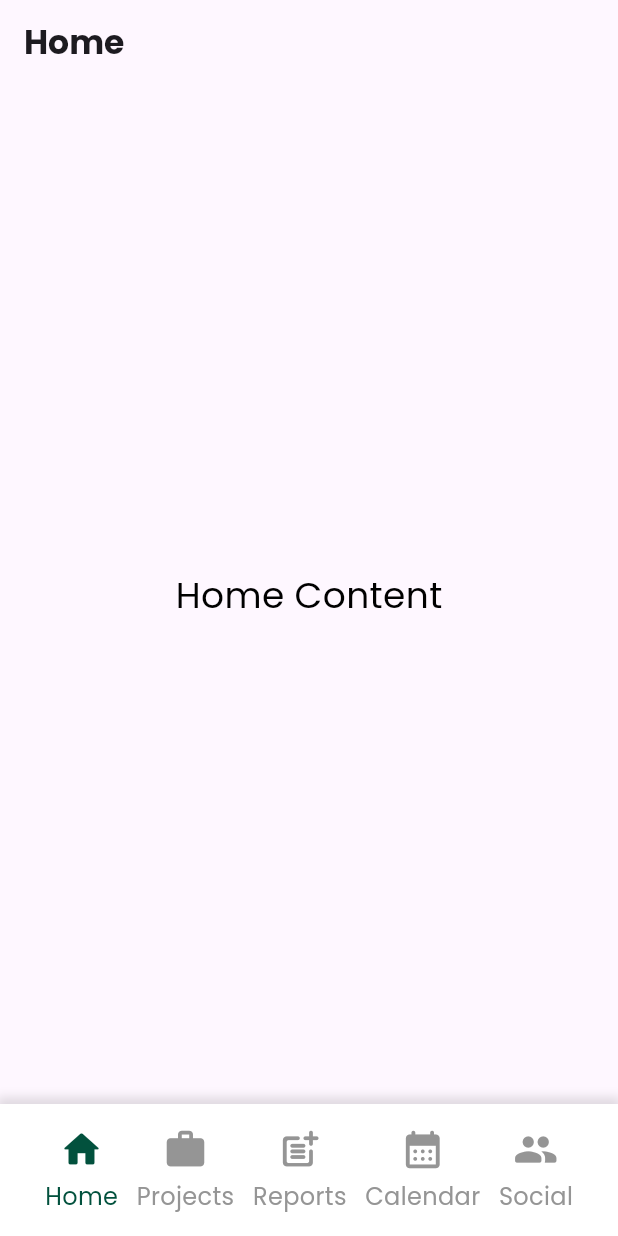
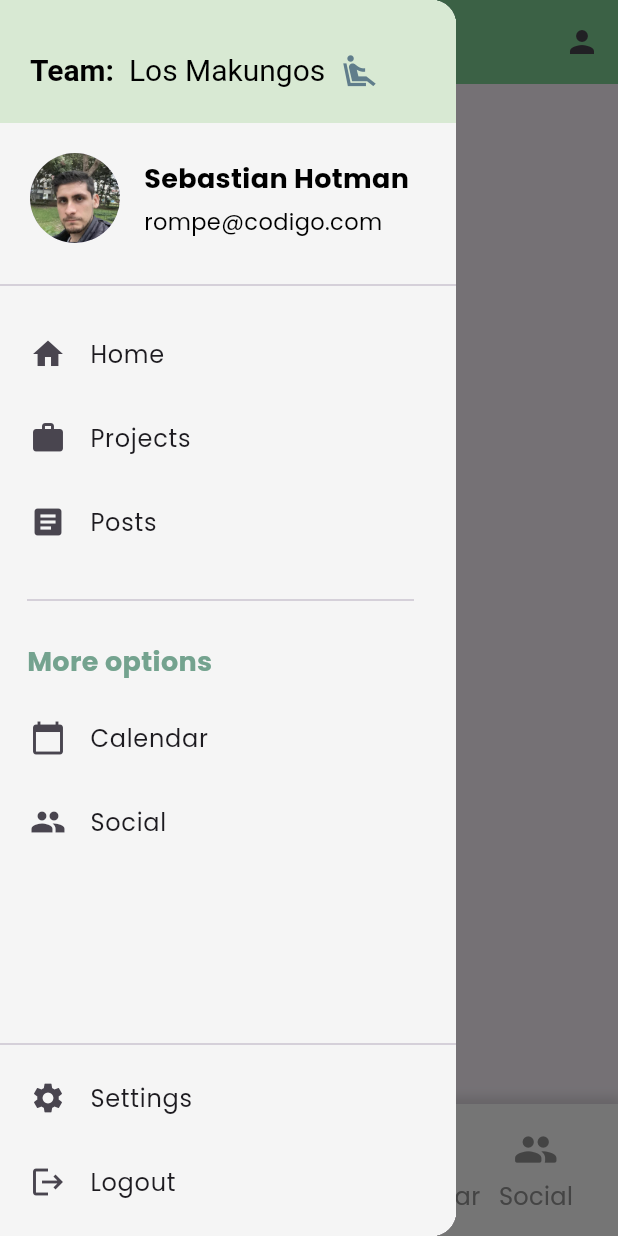
Before and after one commit to disenio-de-experimentos-4446/Aid-Manager-Mobile-App, a Flutter app: the MainWrapper screen opened directly, with the side drawer open (before the commit the screen has no drawer), on a phone screen of 412 x 824 dp. Run offline on Flutter 3.47's test engine with Material 3 defaults, Android fonts, the light colour scheme and no system bars; our stand-ins replace go_router, google_fonts.

Commit message:
feat: drawer and routes for profile feature drawer

```diff
--- a/lib/features/home/presentation/screens/home_screen.dart
+++ b/lib/features/home/presentation/screens/home_screen.dart
@@ -23,11 +23,8 @@ class HomeContent extends StatelessWidget {
 
   @override
   Widget build(BuildContext context) {
-    return Scaffold(
-      appBar: AppBar(
-        title: const Text('Home'),
-      ),
-      body: const Center(
+    return const Scaffold(
+      body: Center(
         child: Text(
           'Home Content',
           style: TextStyle(color: Colors.black, fontSize: 24.0),
--- /dev/null
+++ b/lib/features/profile/presentation/screens/profile_screen.dart
@@ -0,0 +1,37 @@
+import 'package:flutter/material.dart';
+
+class ProfileScreen extends StatelessWidget {
+  static const String name = "profile_screen";
+
+  const ProfileScreen({super.key});
+
+  @override
+  Widget build(BuildContext context) {
+    return Navigator(
+      onGenerateRoute: (settings) {
+        return MaterialPageRoute(
+          builder: (context) => const ProfileContent(),
+        );
+      },
+    );
+  }
+}
+
+class ProfileContent extends StatelessWidget {
+  const ProfileContent({super.key});
+
+  @override
+  Widget build(BuildContext context) {
+    return Scaffold(
+      appBar: AppBar(
+        title: const Text('Profile'),
+      ),
+      body: const Center(
+        child: Text(
+          'Profile Content',
+          style: TextStyle(color: Colors.black, fontSize: 24.0),
+        ),
+      ),
+    );
+  }
+}
--- a/lib/shared/main_wrapper.dart
+++ b/lib/shared/main_wrapper.dart
@@ -1,4 +1,5 @@
 import 'package:aidmanager_mobile/features/home/presentation/screens/home_screen.dart';
+import 'package:aidmanager_mobile/shared/widgets/side_menu.dart';
 import 'package:flutter/material.dart';
 import 'package:aidmanager_mobile/config/theme/app_theme.dart';
 import 'package:aidmanager_mobile/features/calendar/presentation/screens/calendar_screen.dart';
@@ -40,13 +41,42 @@ class _MainWrapperState extends State<MainWrapper> {
       case 4:
         context.go('/social');
         break;
+      case 5:
+        context.go('/profile');
+        break;
     }
   }
 
   @override
   Widget build(BuildContext context) {
+
+    final scaffoldKey = GlobalKey<ScaffoldState>();
+
     return Scaffold(
-      backgroundColor: Colors.white, // Color de fondo del Scaffold
+      key: scaffoldKey,
+      appBar: AppBar(
+        backgroundColor: Color.fromARGB(255, 129, 212, 150),
+        leading: Builder(
+          builder: (context) {
+            return IconButton(
+              icon: const Icon(Icons.menu),
+              onPressed: () {
+                Scaffold.of(context).openDrawer();
+              },
+            );
+          },
+        ),
+        title: const Text('AidManager'),
+        centerTitle: true,
+        actions: [
+          IconButton(
+            icon: const Icon(Icons.person),
+            onPressed: () {
+              // Acción al presionar el icono de usuario
+            },
+          ),
+        ],
+      ),
       body: Column(
         crossAxisAlignment: CrossAxisAlignment.stretch,
         children: [
@@ -68,6 +98,7 @@ class _MainWrapperState extends State<MainWrapper> {
           ),
         ],
       ),
+      drawer: SideMenu(scaffoldKey: scaffoldKey,),
     );
   }
 }
@@ -88,8 +119,7 @@ class _AidNavigationBar extends StatelessWidget {
             color: Colors.black.withOpacity(0.12),
             spreadRadius: 2,
             blurRadius: 5,
-            offset: const Offset(
-                0, -3),
+            offset: const Offset(0, -3),
           ),
         ],
       ),
@@ -121,8 +151,7 @@ class _AidNavigationBar extends StatelessWidget {
             color: isSelected ? CustomColors.darkGreen : CustomColors.grey,
             size: 30.0,
           ),
-          const SizedBox(
-              height: 5.0),
+          const SizedBox(height: 5.0),
           Text(
             label,
             style: TextStyle(
--- /dev/null
+++ b/lib/shared/widgets/side_menu.dart
@@ -0,0 +1,180 @@
+import 'package:aidmanager_mobile/config/theme/app_theme.dart';
+import 'package:flutter/material.dart';
+import 'package:go_router/go_router.dart';
+
+class MenuItem {
+  final IconData icon;
+  final String title;
+  final String link;
+
+  MenuItem({required this.icon, required this.title, required this.link});
+}
+
+final List<MenuItem> appMenuItems = [
+  MenuItem(icon: Icons.home, title: 'Home', link: '/home'),
+  MenuItem(icon: Icons.work, title: 'Projects', link: '/projects'),
+  MenuItem(icon: Icons.article, title: 'Posts', link: '/posts'),
+  MenuItem(icon: Icons.calendar_today, title: 'Calendar', link: '/calendar'),
+  MenuItem(icon: Icons.people, title: 'Social', link: '/social'),
+];
+
+class SideMenu extends StatefulWidget {
+  final GlobalKey<ScaffoldState> scaffoldKey;
+
+  const SideMenu({super.key, required this.scaffoldKey});
+
+  @override
+  State<SideMenu> createState() => _SideMenuState();
+}
+
+class _SideMenuState extends State<SideMenu> {
+  @override
+  Widget build(BuildContext context) {
+    return Drawer(
+      child: Container(
+        width: MediaQuery.of(context).size.width * 0.75,
+        color: CustomColors.lightGrey,
+        child: Column(
+          children: <Widget>[
+            Column(
+              children: [
+                Container(
+                  padding: const EdgeInsets.only(
+                      bottom: 20.0, top: 35.0, left: 20),
+                  decoration: const BoxDecoration(
+                    color: Color.fromARGB(255, 216, 233, 211), // Color de fondo del Container
+                  ),
+                  child: Row(
+                    crossAxisAlignment: CrossAxisAlignment.center,
+                    children: [
+                      RichText(
+                        text: TextSpan(
+                          children: [
+                            const TextSpan(
+                              text: "Team: ",
+                              style: TextStyle(
+                                color: Colors.black,
+                                fontSize: 20,
+                                fontWeight: FontWeight.bold,
+                              ),
+                            ),
+                            const TextSpan(
+                              text: " Los Makungos  ",
+                              style: TextStyle(
+                                color: Colors.black,
+                                fontSize: 20,
+                                fontWeight: FontWeight.normal,
+                              ),
+                            ),
+                            WidgetSpan(
+                              alignment: PlaceholderAlignment.middle,
+                              child: Transform.translate(
+                                offset: const Offset(0, -1.5),
+                                child: const Icon(Icons.airline_seat_recline_extra_sharp,
+                                    size: 26, color: Colors.blueGrey),
+                              ),
+                            ),
+                          ],
+                        ),
+                      ),
+                    ],
+                  ),
+                ),
+                const Padding(
+                  padding: EdgeInsets.only(
+                      left: 20.0,
+                      top: 20.0,
+                      bottom: 20.0), // Ajusta el padding según sea necesario
+                  child: Row(
+                    children: [
+                      CircleAvatar(
+                        radius: 30,
+                        backgroundImage: AssetImage(
+                            'assets/images/hotman-placeholder.jpg'),
+                      ),
+                      SizedBox(width: 16),
+                      Column(
+                        crossAxisAlignment: CrossAxisAlignment.start,
+                        mainAxisAlignment: MainAxisAlignment.center,
+                        children: [
+                          Text(
+                            "Sebastian Hotman",
+                            style: TextStyle(
+                              color: Colors.black,
+                              fontSize: 18,
+                              fontWeight: FontWeight.bold,
+                            ),
+                          ),
+                          SizedBox(height: 5),
+                          Text(
+                            "rompe@codigo.com",
+                            style: TextStyle(
+                              color: Colors.black,
+                              fontSize: 15,
+                            ),
+                          ),
+                        ],
+                      ),
+                    ],
+                  ),
+                ),
+              ],
+            ),
+            const Divider(),
+            const SizedBox(height: 10),
+            ...appMenuItems.sublist(0, 3).map(
+                  (item) => ListTile(
+                    contentPadding: const EdgeInsets.only(left: 20.0),
+                    leading: Icon(item.icon),
+                    title: Text(item.title),
+                  ),
+                ),
+            const Padding(
+              padding: EdgeInsets.fromLTRB(18, 16, 28, 10),
+              child: Divider(),
+            ),
+            const Padding(
+              padding: EdgeInsets.fromLTRB(18, 10, 16, 10),
+              child: Align(
+                alignment: Alignment.centerLeft,
+                child: Text(
+                  'More options',
+                  textAlign: TextAlign.start,
+                  style: TextStyle(
+                      fontSize: 18.0,
+                      fontWeight: FontWeight.bold,
+                      color: CustomColors.mediumGreen),
+                ),
+              ),
+            ),
+            ...appMenuItems.sublist(3).map(
+                  (item) => ListTile(
+                    contentPadding: const EdgeInsets.only(left: 20.0),
+                    leading: Icon(item.icon),
+                    title: Text(item.title),
+                  ),
+                ),
+            const Spacer(),
+            const Divider(),
+            ListTile(
+              contentPadding: const EdgeInsets.only(left: 20.0),
+              leading: const Icon(Icons.settings),
+              title: const Text('Settings'),
+              onTap: () {
+                // Acción al hacer clic en Settings
+              },
+            ),
+            ListTile(
+              contentPadding: const EdgeInsets.only(left: 20.0, bottom: 8),
+              leading: const Icon(Icons.logout),
+              title: const Text('Logout'),
+              onTap: () {
+                context.go('/');
+              },
+            ),
+          ],
+        ),
+      ),
+    );
+  }
+}
```
Also changed, not shown: assets/images/hotman-placeholder.jpg (added).
